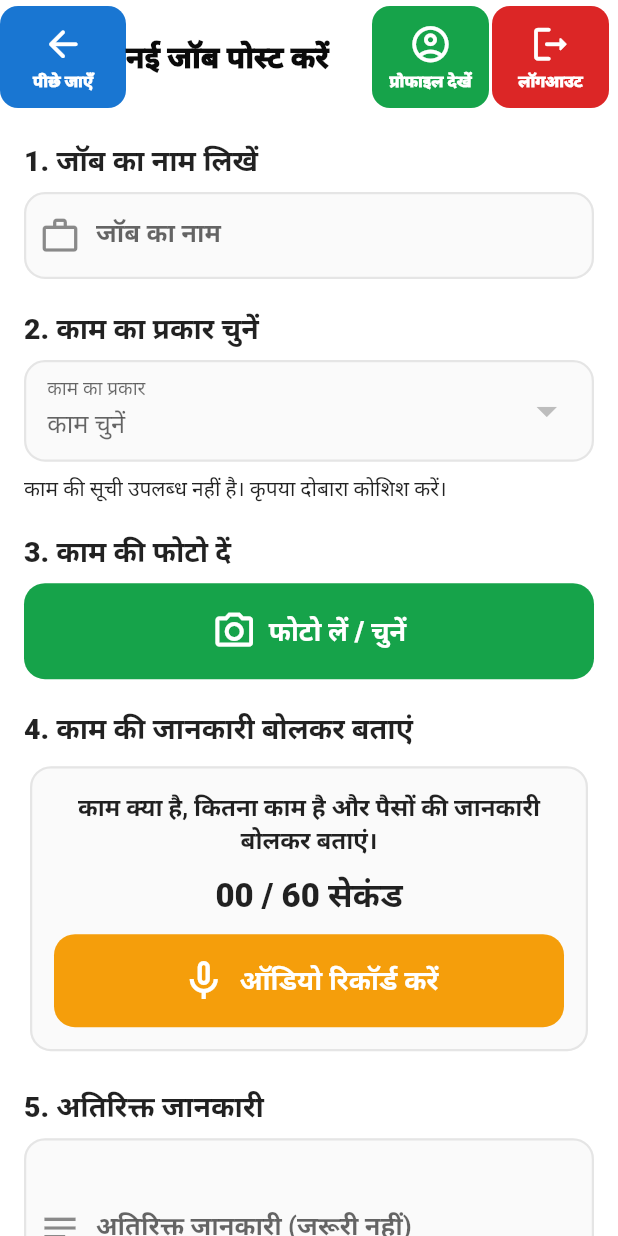
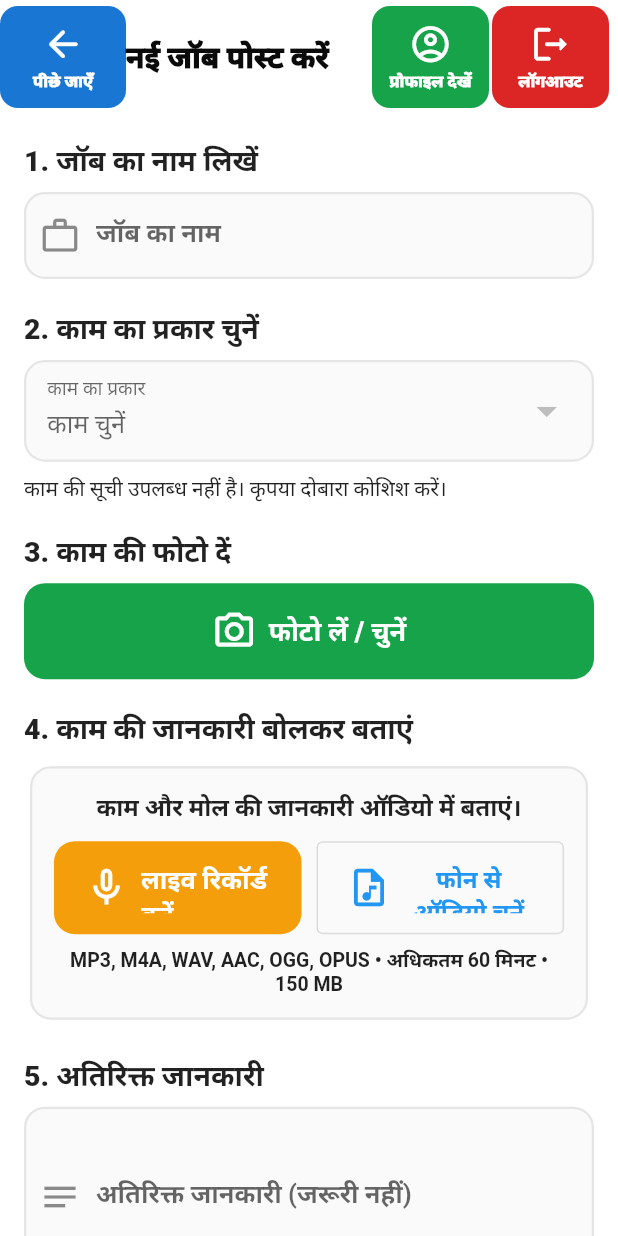
Before and after one commit to ashokaproductionsjaipur-creator/chaupal, a Flutter app: the CreateJobPostWidget screen opened by its route, on a phone screen of 412 x 824 dp. Run offline on Flutter 3.47's test engine with Material 3 defaults, Android fonts, the phone set to English and light mode, and no system bars; our stand-ins replace audioplayers, auto_size_text, cached_network_image, dropdown_button2, equatable, file_picker and 11 more; missing offline and left inert: dart:html, json_path, mime_type, record; accounts and stored records are empty.

Commit message:
Apply owner audio upload UI

```diff
--- a/lib/pages/create_job_post/create_job_post_widget.dart
+++ b/lib/pages/create_job_post/create_job_post_widget.dart
@@ -3,6 +3,7 @@ import 'dart:io';
 import 'dart:typed_data';
 
 import 'package:audioplayers/audioplayers.dart';
+import 'package:file_picker/file_picker.dart';
 import 'package:flutter/foundation.dart';
 import 'package:flutter/material.dart';
 import 'package:flutter/services.dart';
@@ -51,6 +52,10 @@ class _CreateJobPostWidgetState extends State<CreateJobPostWidget> {
   bool loadingProfessions = true;
   bool loadingLocations = true;
   bool audioUnavailable = false;
+  Uint8List? uploadedAudioBytes;
+  String? uploadedAudioName;
+  String? uploadedAudioExtension;
+  int? uploadedAudioSeconds;
 
   @override
   void initState() {
@@ -163,6 +168,67 @@ class _CreateJobPostWidgetState extends State<CreateJobPostWidget> {
     if (source == null) return;
     final image = await picker.pickImage(source: source, imageQuality: 80, maxWidth: 1600);
     if (mounted && image != null) setState(() => workImage = image);
+  }
+
+  Future<void> _pickAudioFile() async {
+    if (saving || recording) return;
+    const allowedExtensions = ['mp3', 'm4a', 'wav', 'aac', 'ogg', 'opus'];
+    try {
+      final result = await FilePicker.platform.pickFiles(
+        type: FileType.custom,
+        allowedExtensions: allowedExtensions,
+        withData: true,
+      );
+      if (result == null || result.files.isEmpty) return;
+      final file = result.files.single;
+      final ext = (file.extension ?? '').toLowerCase();
+      final bytes = file.bytes;
+      if (!allowedExtensions.contains(ext) || bytes == null || bytes.isEmpty) {
+        throw Exception('audio_format_not_allowed');
+      }
+      const maxBytes = 157286400;
+      if (bytes.length > maxBytes) throw Exception('audio_file_too_large');
+
+      await player.setSource(BytesSource(bytes));
+      final duration = await player.getDuration();
+      await player.stop();
+      if (duration == null) throw Exception('audio_duration_unknown');
+      if (duration.inSeconds > 3600) throw Exception('audio_duration_too_long');
+
+      if (!mounted) return;
+      setState(() {
+        uploadedAudioBytes = bytes;
+        uploadedAudioName = file.name;
+        uploadedAudioExtension = ext;
+        uploadedAudioSeconds = duration.inSeconds;
+        audioPath = null;
+        audioUnavailable = false;
+      });
+    } catch (e) {
+      if (mounted) {
+        final s = e.toString();
+        final message = s.contains('audio_format_not_allowed')
+            ? 'केवल MP3, M4A, WAV, AAC, OGG या OPUS ऑडियो ही चुनें।'
+            : s.contains('audio_file_too_large')
+                ? 'ऑडियो फाइल 150 MB से बड़ी नहीं हो सकती।'
+                : s.contains('audio_duration_too_long')
+                    ? 'ऑडियो की अधिकतम लंबाई 60 मिनट है।'
+                    : 'ऑडियो फाइल पढ़ी नहीं जा सकी। कृपया दूसरी ऑडियो फाइल चुनें।';
+        ScaffoldMessenger.of(context).showSnackBar(SnackBar(content: Text(message)));
+      }
+    } finally {
+      await player.stop();
+    }
+  }
+
+  Future<void> _playUploadedAudio() async {
+    final bytes = uploadedAudioBytes;
+    if (bytes == null) return;
+    try {
+      await player.play(BytesSource(bytes));
+    } catch (_) {
+      if (mounted) ScaffoldMessenger.of(context).showSnackBar(const SnackBar(content: Text('ऑडियो चल नहीं सका।')));
+    }
   }
 
   Future<void> _showNoMicrophoneDialog() async {
@@ -312,7 +378,7 @@ class _CreateJobPostWidgetState extends State<CreateJobPostWidget> {
     if (title.text.trim().isEmpty) missing.add('जॉब का नाम');
     if (professionId == null) missing.add('काम का प्रकार');
     if (workImage == null) missing.add('काम की फोटो');
-    if (!audioUnavailable && audioPath == null) missing.add('ऑडियो रिकॉर्डिंग');
+    if (!audioUnavailable && audioPath == null && uploadedAudioBytes == null) missing.add('ऑडियो नोट');
     if (amount.text.trim().isEmpty) missing.add('राशि');
     if (locationId == null) missing.add('चौपाल स्थान');
     if (jobDate == null) missing.add('काम की तारीख');
@@ -357,13 +423,23 @@ class _CreateJobPostWidgetState extends State<CreateJobPostWidget> {
         fileOptions: const FileOptions(contentType: 'image/jpeg', upsert: false),
       );
 
-      if (audioPath != null) {
-        audioStoragePath = '$uid/job_$stamp.wav';
-        final audioBytes = await _readRecordedAudio(audioPath!);
+      if (audioPath != null || uploadedAudioBytes != null) {
+        final ext = uploadedAudioExtension ?? 'wav';
+        audioStoragePath = '$uid/job_$stamp.$ext';
+        final audioBytes = audioPath != null ? await _readRecordedAudio(audioPath!) : uploadedAudioBytes!;
+        final contentType = switch (ext) {
+          'mp3' => 'audio/mpeg',
+          'm4a' => 'audio/mp4',
+          'wav' => 'audio/wav',
+          'aac' => 'audio/aac',
+          'ogg' => 'audio/ogg',
+          'opus' => 'audio/opus',
+          _ => 'audio/octet-stream',
+        };
         await SupaFlow.client.storage.from('job-media').uploadBinary(
           audioStoragePath!,
           audioBytes,
-          fileOptions: const FileOptions(contentType: 'audio/wav', upsert: false),
+          fileOptions: FileOptions(contentType: contentType, upsert: false),
         );
       }
 
@@ -467,20 +543,38 @@ class _CreateJobPostWidgetState extends State<CreateJobPostWidget> {
               padding: const EdgeInsets.all(16),
               child: Column(
                 children: [
-                  const Text('काम क्या है, कितना काम है और पैसों की जानकारी बोलकर बताएं।', textAlign: TextAlign.center, style: TextStyle(fontSize: 16, fontWeight: FontWeight.w600)),
-                  const SizedBox(height: 10),
-                  Text('${seconds.toString().padLeft(2, '0')} / 60 सेकंड', style: const TextStyle(fontSize: 22, fontWeight: FontWeight.w800)),
+                  const Text('काम और मोल की जानकारी ऑडियो में बताएं।', textAlign: TextAlign.center, style: TextStyle(fontSize: 16, fontWeight: FontWeight.w600)),
                   const SizedBox(height: 12),
-                  SizedBox(
-                    width: double.infinity,
-                    height: 62,
-                    child: FilledButton.icon(
+                  Row(children: [
+                    Expanded(child: SizedBox(height: 62, child: FilledButton.icon(
                       style: FilledButton.styleFrom(backgroundColor: recording ? const Color(0xFFDC2626) : const Color(0xFFF59E0B), foregroundColor: Colors.white, shape: RoundedRectangleBorder(borderRadius: BorderRadius.circular(14))),
                       onPressed: recording ? _stopRecording : _startRecording,
-                      icon: Icon(recording ? Icons.stop_circle_outlined : Icons.mic_none_outlined, size: 32),
-                      label: Text(recording ? 'रिकॉर्डिंग बंद करें' : 'ऑडियो रिकॉर्ड करें', style: const TextStyle(fontSize: 18, fontWeight: FontWeight.w800)),
+                      icon: Icon(recording ? Icons.stop_circle_outlined : Icons.mic_none_outlined, size: 30),
+                      label: Text(recording ? 'रिकॉर्डिंग बंद करें' : 'लाइव रिकॉर्ड करें', style: const TextStyle(fontSize: 17, fontWeight: FontWeight.w800)),
+                    ))),
+                    const SizedBox(width: 10),
+                    Expanded(child: SizedBox(height: 62, child: OutlinedButton.icon(
+                      onPressed: saving || recording ? null : _pickAudioFile,
+                      icon: const Icon(Icons.audio_file_outlined, size: 30),
+                      label: const Text('फोन से ऑडियो चुनें', textAlign: TextAlign.center, style: TextStyle(fontSize: 16, fontWeight: FontWeight.w800)),
+                    ))),
+                  ]),
+                  const SizedBox(height: 8),
+                  const Text('MP3, M4A, WAV, AAC, OGG, OPUS • अधिकतम 60 मिनट • 150 MB', textAlign: TextAlign.center, style: TextStyle(fontSize: 13, fontWeight: FontWeight.w600)),
+                  if (uploadedAudioBytes != null && !recording) ...[
+                    const SizedBox(height: 10),
+                    Container(
+                      padding: const EdgeInsets.all(10),
+                      decoration: BoxDecoration(color: const Color(0xFFEFF6FF), borderRadius: BorderRadius.circular(12), border: Border.all(color: const Color(0xFF2563EB), width: 1.5)),
+                      child: Row(children: [
+                        const Icon(Icons.audiotrack, color: Color(0xFF2563EB), size: 30),
+                        const SizedBox(width: 9),
+                        Expanded(child: Text('${uploadedAudioName ?? 'ऑडियो'} • ${((uploadedAudioSeconds ?? 0) ~/ 60)} मिनट', maxLines: 2, overflow: TextOverflow.ellipsis, style: const TextStyle(fontSize: 14, fontWeight: FontWeight.w800))),
+                        IconButton(onPressed: _playUploadedAudio, icon: const Icon(Icons.play_arrow, size: 30), tooltip: 'ऑडियो सुनें'),
+                        IconButton(onPressed: () => setState(() { uploadedAudioBytes = null; uploadedAudioName = null; uploadedAudioExtension = null; uploadedAudioSeconds = null; }), icon: const Icon(Icons.delete_outline, color: Color(0xFFDC2626)), tooltip: 'हटाएं'),
+                      ]),
                     ),
-                  ),
+                  ],
                   if (audioUnavailable) ...[
                     const SizedBox(height: 10),
                     const Text('इस डिवाइस में रिकॉर्डिंग डिवाइस नहीं मिला। ऑडियो के बिना भी जॉब पोस्ट की जा सकती है.', textAlign: TextAlign.center, style: TextStyle(fontSize: 15, fontWeight: FontWeight.w700)),
```
